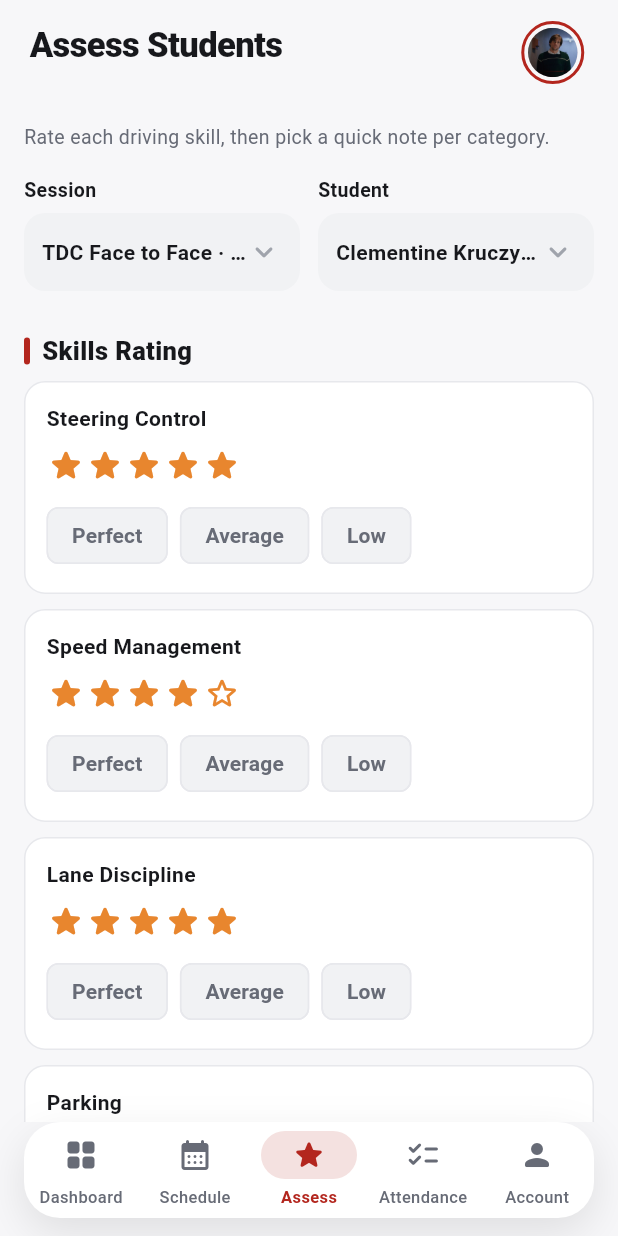
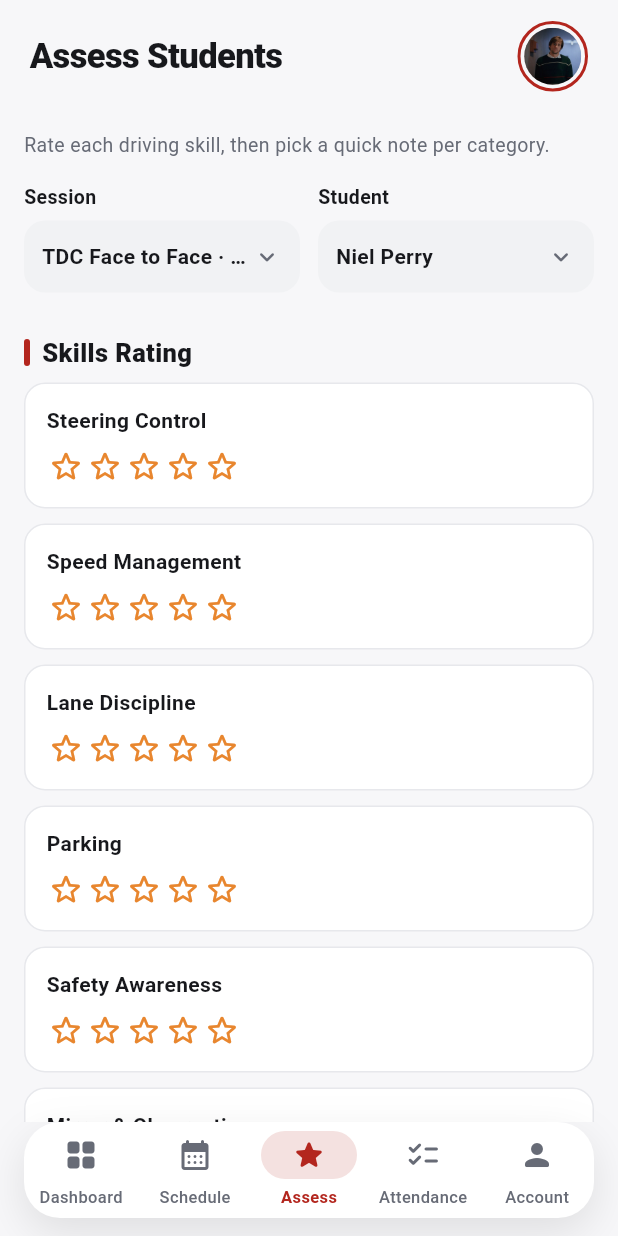
Before and after one commit to AliyahCalanoc/RCDA_flutterapp, a Flutter app: the screen it shows after launch, item 3 of the bottom bar chosen, on a phone screen of 412 x 824 dp. Run offline on Flutter 3.47's test engine with Material 3 defaults, Android fonts, the phone set to English and light mode, and no system bars.

Commit message:
Update driving academy screens and mock data

```diff
--- a/lib/data/mock_data.dart
+++ b/lib/data/mock_data.dart
@@ -1,7 +1,7 @@
 import '../models/models.dart';
 
 /// Static mock data — mirrors the RC Driving Academy web instructor
-/// dashboard (Mario Santos, 7 assigned students, PDC/TDC sessions).
+/// dashboard (Joel Barish, 6 assigned students, PDC/TDC sessions).
 class MockData {
   static const instructorName = 'Joel Barish';
   static const instructorRole = 'Instructor · RCDA';
@@ -12,12 +12,12 @@ class MockData {
       'assets/images/instructor/Joel_Barish.jpg';
 
   static const sessionsToday = 0;
-  static const upcomingSessions = 3;
+  static const upcomingSessions = 4;
 
   static const List<StudentModel> students = [
     StudentModel(
         name: 'Clementine Kruczynski',
-        course: 'TDC Face to Face',
+        course: 'TDC Online',
         classification: '—',
         lastSession: 'Aug 3, 2026',
         avatarAsset: 'assets/images/students/Clementine_Kruczynski.jpg',
@@ -40,7 +40,7 @@ class MockData {
     StudentModel(
         name: 'Todd Anderson',
         course: 'PDC 4 Wheels',
-        classification: 'average',
+        classification: '—',
         lastSession: 'Jul 20, 2026',
         avatarAsset: 'assets/images/students/Todd_Anderson.jpg',
         age: 19,
@@ -51,7 +51,7 @@ class MockData {
     StudentModel(
         name: 'Steven Meeks',
         course: 'PDC 4 Wheels',
-        classification: 'good',
+        classification: '—',
         lastSession: 'Jul 20, 2026',
         avatarAsset: 'assets/images/students/Steven_Meeks.jpg',
         age: 20,
@@ -72,7 +72,7 @@ class MockData {
         gender: 'Male'),
     StudentModel(
         name: 'Kat Stratford',
-        course: 'TDC Face to Face',
+        course: 'PDC 2 Wheels',
         classification: '—',
         lastSession: 'Jul 22, 2026',
         avatarAsset: 'assets/images/students/Kat_Stratford.jpg',
@@ -97,8 +97,14 @@ class MockData {
         venue: 'RC Driving Academy — Driving Range',
         status: 'Open'),
     ScheduleItem(
+        date: 'Jul 31, 2026',
+        course: 'PDC 2 Wheels',
+        time: '2:00 PM – 4:00 PM',
+        venue: 'RC Driving Academy — Driving Range',
+        status: 'Open'),
+    ScheduleItem(
         date: 'Aug 3, 2026',
-        course: 'TDC Face to Face',
+        course: 'TDC Online',
         time: '1:00 PM – 3:00 PM',
         venue: 'RC Driving Academy — Main Branch',
         status: 'Open'),
@@ -110,12 +116,12 @@ class MockData {
   static List<String> get studentNames => students.map((s) => s.name).toList();
 
   static List<SkillRating> defaultSkills() => [
-        SkillRating(name: 'Steering Control', stars: 5),
-        SkillRating(name: 'Speed Management', stars: 4),
-        SkillRating(name: 'Lane Discipline', stars: 5),
-        SkillRating(name: 'Parking', stars: 4),
-        SkillRating(name: 'Safety Awareness', stars: 5),
-        SkillRating(name: 'Mirror & Observation', stars: 4),
+        SkillRating(name: 'Steering Control', stars: 0),
+        SkillRating(name: 'Speed Management', stars: 0),
+        SkillRating(name: 'Lane Discipline', stars: 0),
+        SkillRating(name: 'Parking', stars: 0),
+        SkillRating(name: 'Safety Awareness', stars: 0),
+        SkillRating(name: 'Mirror & Observation', stars: 0),
       ];
 
   // Mutable in-memory list so "Save Assessment" can append to it for the demo.
--- a/lib/main.dart
+++ b/lib/main.dart
@@ -49,7 +49,7 @@ class _AppFlowState extends State<_AppFlow> {
               key: const ValueKey('splash'),
               onFinished: () => setState(() => _showSplash = false),
             )
-          : RootShell(key: const ValueKey('root')),
+          : const RootShell(key: ValueKey('root')),
     );
   }
 }
--- a/lib/screens/assess_screen.dart
+++ b/lib/screens/assess_screen.dart
@@ -7,27 +7,65 @@ import '../widgets/common_widgets.dart';
 
 class AssessScreen extends StatefulWidget {
   final TabSelected onTabSelected;
-
-  /// Student to pre-select when this screen opens (e.g. tapped from a
-  /// student's "Assess" button elsewhere in the app). Falls back to the
-  /// first student in the list if null or not a recognized name.
   final String? initialStudent;
 
-  const AssessScreen(
-      {super.key, required this.onTabSelected, this.initialStudent});
+  const AssessScreen({
+    super.key,
+    required this.onTabSelected,
+    this.initialStudent,
+  });
 
   @override
   State<AssessScreen> createState() => _AssessScreenState();
 }
 
 class _AssessScreenState extends State<AssessScreen> {
-  late String _session = MockData.sessionOptions.first;
-  late String _student = (widget.initialStudent != null &&
-          MockData.studentNames.contains(widget.initialStudent))
-      ? widget.initialStudent!
-      : MockData.studentNames.first;
+  late ScheduleItem _session;
+  late List<StudentModel> _studentsForSession;
+  StudentModel? _student;
   late final List<SkillRating> _skills = MockData.defaultSkills();
   final _feedbackController = TextEditingController();
+
+  @override
+  void initState() {
+    super.initState();
+    _initSelection();
+  }
+
+  void _initSelection() {
+    StudentModel? preselected;
+    if (widget.initialStudent != null) {
+      final matches =
+          MockData.students.where((s) => s.name == widget.initialStudent);
+      if (matches.isNotEmpty) preselected = matches.first;
+    }
+
+    if (preselected != null) {
+      final sessionMatches =
+          MockData.schedule.where((s) => s.course == preselected!.course);
+      _session = sessionMatches.isNotEmpty
+          ? sessionMatches.first
+          : MockData.schedule.first;
+    } else {
+      _session = MockData.schedule.first;
+    }
+
+    _studentsForSession = _studentsFor(_session);
+    _student = preselected ??
+        (_studentsForSession.isNotEmpty ? _studentsForSession.first : null);
+  }
+
+  List<StudentModel> _studentsFor(ScheduleItem session) =>
+      MockData.students.where((s) => s.course == session.course).toList();
+
+  void _onSessionChanged(ScheduleItem session) {
+    final matches = _studentsFor(session);
+    setState(() {
+      _session = session;
+      _studentsForSession = matches;
+      _student = matches.isNotEmpty ? matches.first : null;
+    });
+  }
 
   @override
   void dispose() {
@@ -36,16 +74,16 @@ class _AssessScreenState extends State<AssessScreen> {
   }
 
   void _saveAssessment() {
+    if (_student == null) return;
     final avg =
         _skills.map((s) => s.stars).reduce((a, b) => a + b) / _skills.length;
-    final percent = (avg / 5.0) * 100;
     setState(() {
       MockData.recentAssessments.insert(
         0,
         AssessmentRecord(
-          student: _student,
+          student: _student!.name,
           date: 'Jul 23, 2026',
-          score: '${percent.toStringAsFixed(0)}%',
+          score: '${((avg / 5) * 100).round()}%',
           level: avg >= 4.3
               ? 'fast'
               : (avg >= 3 ? 'average' : 'needs improvement'),
@@ -55,6 +93,41 @@ class _AssessScreenState extends State<AssessScreen> {
     ScaffoldMessenger.of(context).showSnackBar(
       const SnackBar(content: Text('Assessment saved (static demo)')),
     );
+  }
+
+  Future<void> _pickSession() async {
+    final picked = await showModalBottomSheet<ScheduleItem>(
+      context: context,
+      backgroundColor: AppColors.surface,
+      shape: const RoundedRectangleBorder(
+        borderRadius: BorderRadius.vertical(top: Radius.circular(20)),
+      ),
+      builder: (context) => _PickerSheet<ScheduleItem>(
+        title: 'Select Session',
+        items: MockData.schedule,
+        selected: _session,
+        labelBuilder: (s) => '${s.course} · ${s.date}',
+      ),
+    );
+    if (picked != null) _onSessionChanged(picked);
+  }
+
+  Future<void> _pickStudent() async {
+    if (_studentsForSession.isEmpty) return;
+    final picked = await showModalBottomSheet<StudentModel>(
+      context: context,
+      backgroundColor: AppColors.surface,
+      shape: const RoundedRectangleBorder(
+        borderRadius: BorderRadius.vertical(top: Radius.circular(20)),
+      ),
+      builder: (context) => _PickerSheet<StudentModel>(
+        title: 'Select Student',
+        items: _studentsForSession,
+        selected: _student,
+        labelBuilder: (s) => s.name,
+      ),
+    );
+    if (picked != null) setState(() => _student = picked);
   }
 
   @override
@@ -72,32 +145,38 @@ class _AssessScreenState extends State<AssessScreen> {
           ),
           const SizedBox(height: 16),
           Row(
+            crossAxisAlignment: CrossAxisAlignment.start,
             children: [
               Expanded(
-                child: _Dropdown(
+                child: _PickerField(
                   label: 'Session',
-                  value: _session,
-                  items: MockData.sessionOptions,
-                  onChanged: (v) => setState(() => _session = v!),
+                  value: '${_session.course} · ${_session.date}',
+                  onTap: _pickSession,
                 ),
               ),
               const SizedBox(width: 12),
               Expanded(
-                child: _Dropdown(
+                child: _PickerField(
                   label: 'Student',
-                  value: _student,
-                  items: MockData.studentNames,
-                  onChanged: (v) => setState(() => _student = v!),
+                  value: _student?.name ?? 'No students',
+                  onTap: _pickStudent,
+                  enabled: _studentsForSession.isNotEmpty,
                 ),
               ),
             ],
           ),
+          if (_studentsForSession.isEmpty) ...[
+            const SizedBox(height: 8),
+            const Text(
+              'No students enrolled in this session.',
+              style: TextStyle(color: AppColors.danger, fontSize: 12.5),
+            ),
+          ],
           const SizedBox(height: 20),
           const SectionHeader(title: 'Skills Rating'),
           ..._skills.map((skill) => _SkillRow(
                 skill: skill,
                 onStarsChanged: (v) => setState(() => skill.stars = v),
-                onNoteChanged: (v) => setState(() => skill.note = v),
               )),
           const SizedBox(height: 16),
           const Text('Qualitative Feedback',
@@ -113,7 +192,7 @@ class _AssessScreenState extends State<AssessScreen> {
           SizedBox(
             width: double.infinity,
             child: ElevatedButton(
-              onPressed: _saveAssessment,
+              onPressed: _student == null ? null : _saveAssessment,
               child: const Text('Save Assessment'),
             ),
           ),
@@ -160,15 +239,148 @@ class _AssessScreenState extends State<AssessScreen> {
   }
 }
 
+/// A tappable field styled like the old dropdown, but opens a bottom
+/// sheet instead of a DropdownButton overlay — avoids the overlay
+/// mispositioning that DropdownButton has when embedded in scroll views.
+class _PickerField extends StatelessWidget {
+  final String label;
+  final String value;
+  final VoidCallback onTap;
+  final bool enabled;
+
+  const _PickerField({
+    required this.label,
+    required this.value,
+    required this.onTap,
+    this.enabled = true,
+  });
+
+  @override
+  Widget build(BuildContext context) {
+    return Column(
+      crossAxisAlignment: CrossAxisAlignment.start,
+      children: [
+        Text(label,
+            style: const TextStyle(fontWeight: FontWeight.w700, fontSize: 13)),
+        const SizedBox(height: 6),
+        Material(
+          color: AppColors.surfaceElevated,
+          borderRadius: BorderRadius.circular(14),
+          child: InkWell(
+            borderRadius: BorderRadius.circular(14),
+            onTap: enabled ? onTap : null,
+            child: Padding(
+              padding: const EdgeInsets.symmetric(horizontal: 12, vertical: 14),
+              child: Row(
+                children: [
+                  Expanded(
+                    child: Text(
+                      value,
+                      overflow: TextOverflow.ellipsis,
+                      style: TextStyle(
+                        color: enabled
+                            ? AppColors.textPrimary
+                            : AppColors.textMuted,
+                        fontWeight: FontWeight.w600,
+                      ),
+                    ),
+                  ),
+                  Icon(Icons.expand_more_rounded,
+                      color: AppColors.textSecondary, size: 20),
+                ],
+              ),
+            ),
+          ),
+        ),
+      ],
+    );
+  }
+}
+
+/// Generic bottom-sheet list picker shared by both fields above.
+class _PickerSheet<T> extends StatelessWidget {
+  final String title;
+  final List<T> items;
+  final T? selected;
+  final String Function(T) labelBuilder;
+
+  const _PickerSheet({
+    required this.title,
+    required this.items,
+    required this.selected,
+    required this.labelBuilder,
+  });
+
+  @override
+  Widget build(BuildContext context) {
+    return SafeArea(
+      child: Padding(
+        padding: const EdgeInsets.only(top: 8, bottom: 8),
+        child: Column(
+          mainAxisSize: MainAxisSize.min,
+          children: [
+            Container(
+              width: 40,
+              height: 4,
+              margin: const EdgeInsets.only(bottom: 12),
+              decoration: BoxDecoration(
+                color: AppColors.border,
+                borderRadius: BorderRadius.circular(2),
+              ),
+            ),
+            Padding(
+              padding: const EdgeInsets.symmetric(horizontal: 20),
+              child: Align(
+                alignment: Alignment.centerLeft,
+                child: Text(title,
+                    style: const TextStyle(
+                        fontSize: 18, fontWeight: FontWeight.w800)),
+              ),
+            ),
+            const SizedBox(height: 8),
+            Flexible(
+              child: ListView.separated(
+                shrinkWrap: true,
+                itemCount: items.length,
+                separatorBuilder: (_, __) =>
+                    const Divider(height: 1, indent: 20, endIndent: 20),
+                itemBuilder: (context, i) {
+                  final item = items[i];
+                  final isSelected = item == selected;
+                  return ListTile(
+                    contentPadding:
+                        const EdgeInsets.symmetric(horizontal: 20, vertical: 4),
+                    title: Text(
+                      labelBuilder(item),
+                      style: TextStyle(
+                        fontWeight:
+                            isSelected ? FontWeight.w700 : FontWeight.w500,
+                        color: isSelected
+                            ? AppColors.primaryRed
+                            : AppColors.textPrimary,
+                      ),
+                    ),
+                    trailing: isSelected
+                        ? const Icon(Icons.check_rounded,
+                            color: AppColors.primaryRed)
+                        : null,
+                    onTap: () => Navigator.of(context).pop(item),
+                  );
+                },
+              ),
+            ),
+          ],
+        ),
+      ),
+    );
+  }
+}
+
 class _SkillRow extends StatelessWidget {
   final SkillRating skill;
   final void Function(double) onStarsChanged;
-  final void Function(String) onNoteChanged;
 
-  const _SkillRow(
-      {required this.skill,
-      required this.onStarsChanged,
-      required this.onNoteChanged});
+  const _SkillRow({required this.skill, required this.onStarsChanged});
 
   @override
   Widget build(BuildContext context) {
@@ -198,143 +410,8 @@ class _SkillRow extends StatelessWidget {
               );
             }),
           ),
-          const SizedBox(height: 10),
-          Wrap(
-            spacing: 8,
-            children: ['Perfect', 'Average', 'Low'].map((note) {
-              final selected = skill.note == note;
-              return ChoiceChip(
-                label: Text(note),
-                selected: selected,
-                onSelected: (_) => onNoteChanged(note),
-                selectedColor: AppColors.primaryRed.withValues(alpha: 0.24),
-                backgroundColor: AppColors.surfaceElevated,
-                labelStyle: TextStyle(
-                    color: selected
-                        ? AppColors.primaryRed
-                        : AppColors.textSecondary,
-                    fontWeight: FontWeight.w600),
-                side: BorderSide(
-                    color: selected ? AppColors.primaryRed : AppColors.border),
-              );
-            }).toList(),
-          ),
         ],
       ),
     );
   }
 }
-
-class _Dropdown extends StatelessWidget {
-  final String label;
-  final String value;
-  final List<String> items;
-  final void Function(String?) onChanged;
-
-  const _Dropdown(
-      {required this.label,
-      required this.value,
-      required this.items,
-      required this.onChanged});
-
-  void _openPicker(BuildContext context) {
-    showModalBottomSheet(
-      context: context,
-      backgroundColor: AppColors.surface,
-      shape: const RoundedRectangleBorder(
-        borderRadius: BorderRadius.vertical(top: Radius.circular(24)),
-      ),
-      builder: (ctx) {
-        return SafeArea(
-          child: Padding(
-            padding: const EdgeInsets.fromLTRB(20, 12, 20, 12),
-            child: Column(
-              mainAxisSize: MainAxisSize.min,
-              crossAxisAlignment: CrossAxisAlignment.start,
-              children: [
-                Center(
-                  child: Container(
-                    width: 40,
-                    height: 4,
-                    margin: const EdgeInsets.only(bottom: 16),
-                    decoration: BoxDecoration(
-                      color: AppColors.border,
-                      borderRadius: BorderRadius.circular(4),
-                    ),
-                  ),
-                ),
-                Text('Select $label',
-                    style: const TextStyle(
-                        fontWeight: FontWeight.w800, fontSize: 17)),
-                const SizedBox(height: 8),
-                Flexible(
-                  child: ListView.separated(
-                    shrinkWrap: true,
-                    itemCount: items.length,
-                    separatorBuilder: (_, __) => const Divider(height: 1),
-                    itemBuilder: (context, i) {
-                      final item = items[i];
-                      final selected = item == value;
-                      return ListTile(
-                        title: Text(item,
-                            style: TextStyle(
-                                fontWeight: selected
-                                    ? FontWeight.w800
-                                    : FontWeight.w500,
-                                color: selected
-                                    ? AppColors.primaryRed
-                                    : AppColors.textPrimary)),
-                        trailing: selected
-                            ? const Icon(Icons.check_rounded,
-                                color: AppColors.primaryRed)
-                            : null,
-                        onTap: () {
-                          Navigator.of(ctx).pop();
-                          onChanged(item);
-                        },
-                      );
-                    },
-                  ),
-                ),
-              ],
-            ),
-          ),
-        );
-      },
-    );
-  }
-
-  @override
-  Widget build(BuildContext context) {
-    return Column(
-      crossAxisAlignment: CrossAxisAlignment.start,
-      children: [
-        Text(label,
-            style: const TextStyle(fontWeight: FontWeight.w700, fontSize: 13)),
-        const SizedBox(height: 6),
-        InkWell(
-          borderRadius: BorderRadius.circular(14),
-          onTap: () => _openPicker(context),
-          child: Container(
-            padding: const EdgeInsets.symmetric(horizontal: 12, vertical: 14),
-            decoration: BoxDecoration(
-              color: AppColors.surfaceElevated,
-              borderRadius: BorderRadius.circular(14),
-            ),
-            child: Row(
-              children: [
-                Expanded(
-                  child: Text(value,
-                      overflow: TextOverflow.ellipsis,
-                      style: const TextStyle(fontWeight: FontWeight.w600)),
-                ),
-                Icon(Icons.keyboard_arrow_down_rounded,
-                    color: AppColors.textMuted),
-              ],
-            ),
-          ),
-        ),
-      ],
-    );
-  }
-}
--- a/lib/screens/dashboard_screen.dart
+++ b/lib/screens/dashboard_screen.dart
@@ -13,8 +13,8 @@ class DashboardScreen extends StatelessWidget {
   @override
   Widget build(BuildContext context) {
     return AppScaffold(
-      title: "Here's what's on your plate today",
-      subtitle: 'Welcome back, ${MockData.instructorName.split(' ').first}',
+      title: "Let's see what's on today",
+      subtitle: 'Welcome back, ${MockData.instructorName.split(' ').first}!',
       currentIndex: 0,
       onTabSelected: onTabSelected,
       body: ListView(
--- a/lib/widgets/app_scaffold.dart
+++ b/lib/widgets/app_scaffold.dart
@@ -44,8 +44,6 @@ class AppScaffold extends StatefulWidget {
 class _AppScaffoldState extends State<AppScaffold> {
   bool _headerVisible = true;
 
-  double get _headerHeight => widget.subtitle != null ? 84 : 66;
-
   bool _handleScroll(ScrollNotification notification) {
     final offset = notification.metrics.pixels;
 
@@ -78,20 +76,17 @@ class _AppScaffoldState extends State<AppScaffold> {
         bottom: false,
         child: Column(
           children: [
-            AnimatedContainer(
+            ClipRect(
+              child: AnimatedSize(
                 duration: const Duration(milliseconds: 220),
                 curve: Curves.easeOut,
-              height: _headerVisible ? _headerHeight : 0,
-              child: ClipRect(
-                child: OverflowBox(
-                  minHeight: 0,
-                  maxHeight: _headerHeight,
                 alignment: Alignment.topCenter,
                 child: AnimatedOpacity(
                   opacity: widget.headerOpacity * (_headerVisible ? 1 : 0),
                   duration: const Duration(milliseconds: 120),
                   curve: Curves.easeOut,
-                    child: ModernHeader(
+                  child: _headerVisible
+                      ? ModernHeader(
                           title: widget.title,
                           subtitle: widget.subtitle,
                           leading: widget.leading,
@@ -99,14 +94,14 @@ class _AppScaffoldState extends State<AppScaffold> {
                               ? Row(
                                   mainAxisSize: MainAxisSize.min,
                                   children: widget.actions!)
-                          : ProfileAvatar(
+                              : const ProfileAvatar(
                                   name: MockData.instructorName,
                                   imageAsset: MockData.instructorAvatarAsset,
                                   radius: 19,
                                   ring: true,
                                 ),
-                    ),
-                  ),
+                        )
+                      : const SizedBox(width: double.infinity),
                 ),
               ),
             ),
@@ -138,10 +133,10 @@ class _FloatingNavBar extends StatelessWidget {
 
   @override
   Widget build(BuildContext context) {
-    return SafeArea(
-      top: false,
-      child: Container(
-        margin: const EdgeInsets.fromLTRB(16, 0, 16, 12),
+    final bottomInset = MediaQuery.of(context).padding.bottom;
+
+    return Container(
+      margin: EdgeInsets.fromLTRB(16, 0, 16, 12 + bottomInset),
       decoration: BoxDecoration(
         color: AppColors.surface,
         borderRadius: BorderRadius.circular(24),
@@ -175,7 +170,6 @@ class _FloatingNavBar extends StatelessWidget {
           ],
         ),
       ),
-      ),
     );
   }
 }
```
Also changed, not shown: lib/screens/account_screen.dart (+4 -4 lines), lib/screens/attendance_screen.dart (+21 -1 lines), lib/screens/students_screen.dart (+7 -7 lines), pubspec.yaml (+11 -0 lines), assets/images/RCDA_applogo.jpg (added), pubspec.lock. Lines whose indentation alone changed are shown as unchanged.
